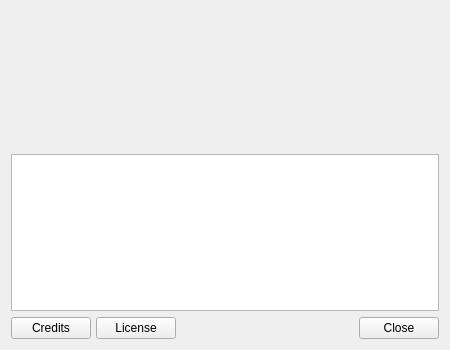
Old version of the form src/application/aboutdialog.ui in the repository nitroshare/nitroshare-desktop.
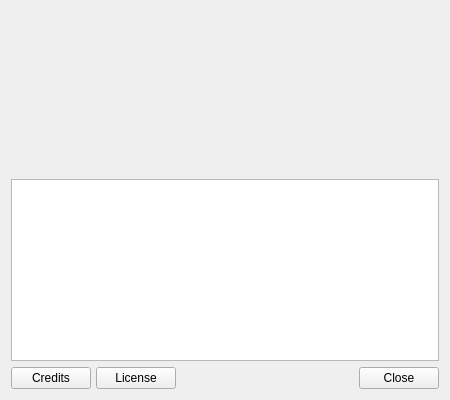
New version of the form.

Commit message: Increased the height of the About dialog since the content was getting squished on OS X.

```diff
--- a/src/application/aboutdialog.ui
+++ b/src/application/aboutdialog.ui
@@ -7,19 +7,19 @@
     <x>0</x>
     <y>0</y>
     <width>450</width>
-    <height>350</height>
+    <height>400</height>
    </rect>
   </property>
   <property name="minimumSize">
    <size>
     <width>450</width>
-    <height>350</height>
+    <height>400</height>
    </size>
   </property>
   <property name="maximumSize">
    <size>
     <width>450</width>
-    <height>350</height>
+    <height>400</height>
    </size>
   </property>
   <property name="windowTitle">
```
